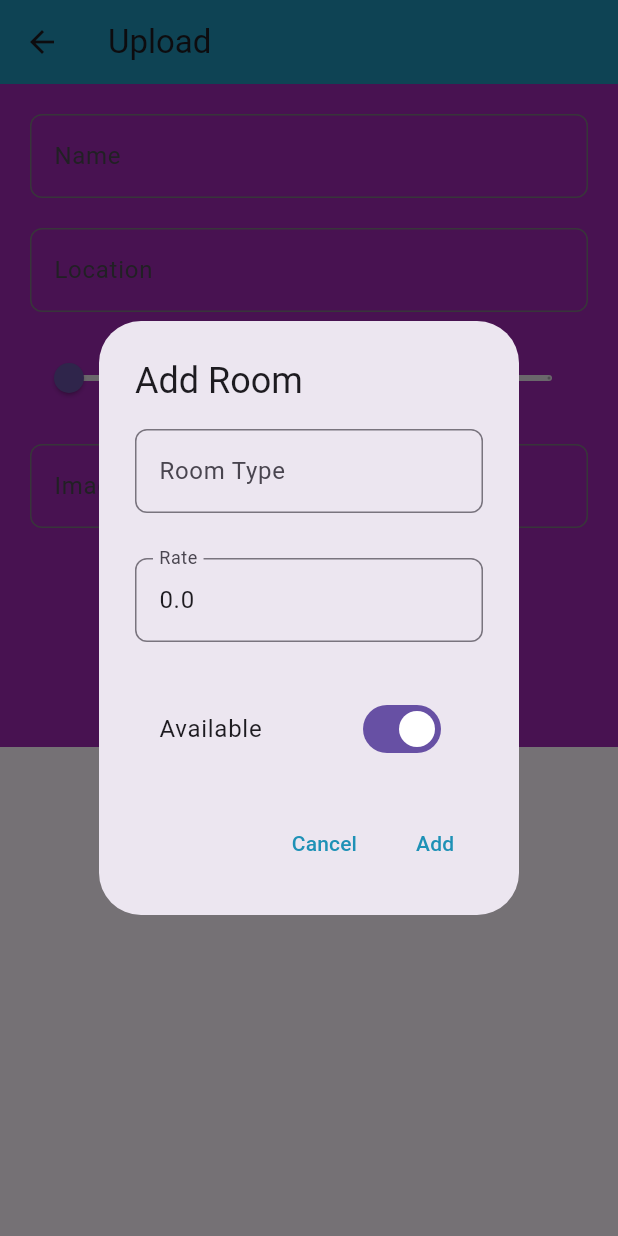
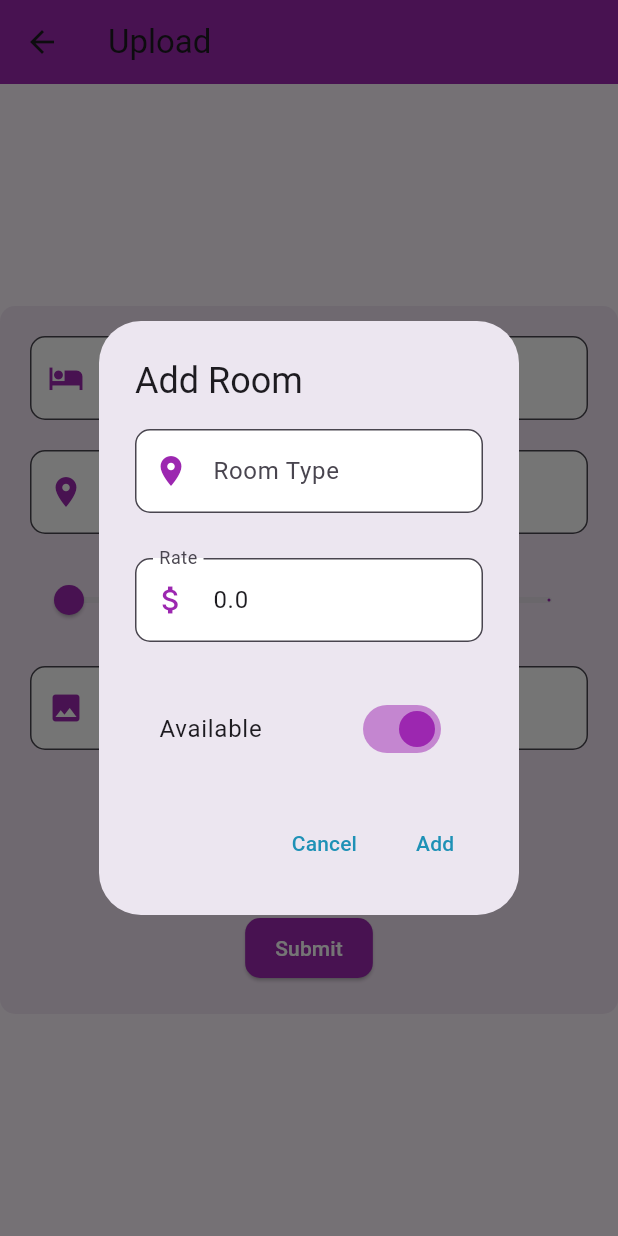
Before and after one commit to YourboiPrince/Hotel_Management, a Flutter app: the AddHotelScreen screen opened by its route, after a tap on "Add Room", on a phone screen of 412 x 824 dp. Run offline on Flutter 3.47's test engine with Material 3 defaults, Android fonts, the phone set to English and light mode, and no system bars; our stand-ins replace awesome_dialog, cloud_firestore, firebase_auth, firebase_core, flutter_iconly, smooth_page_indicator; accounts and stored records are empty; generated files the repository leaves out were written again.

```diff
--- a/lib/presentation/dashboard/add_hotels_screen.dart
+++ b/lib/presentation/dashboard/add_hotels_screen.dart
@@ -3,8 +3,7 @@ import 'package:provider/provider.dart';
 import 'package:hotel/domain/models/hotel_model.dart';
 import 'package:hotel/domain/models/room_model.dart';
 import 'package:hotel/presentation/home/home_screen.dart';
-
-import '../../providers/hotel_provider.dart';
+import 'package:hotel/providers/hotel_provider.dart';
 
 class AddHotelScreen extends StatefulWidget {
   const AddHotelScreen({super.key});
@@ -45,22 +44,32 @@ class _AddHotelScreenState extends State<AddHotelScreen> {
     return Scaffold(
       appBar: AppBar(
         title: const Text('Upload'),
+        backgroundColor: Colors.purple,
       ),
-      body: Container(
-        decoration: const BoxDecoration(
-          color: Colors.purple, // Set purple color as the background
-        ),
-        child: SingleChildScrollView(
-          padding: const EdgeInsets.all(20.0),
-          child: Center(
+      body: Center(
+        child: Container(
+          width: 450, // Set the width of the container
+          decoration: BoxDecoration(
+            color: Colors.purple[50], // Light purple background color
+            borderRadius: BorderRadius.circular(10),
+          ),
+          child: SingleChildScrollView(
+            padding: const EdgeInsets.all(20.0),
             child: Form(
               key: _formKey,
               child: Column(
                 mainAxisAlignment: MainAxisAlignment.center,
                 children: [
                   TextFormField(
-                    decoration: const InputDecoration(
+                    decoration: InputDecoration(
                       labelText: 'Name',
+                      prefixIcon: const Icon(Icons.hotel, color: Colors.purple),
+                      fillColor: Colors.white,
+                      filled: true,
+                      border: OutlineInputBorder(
+                        borderRadius: BorderRadius.circular(10.0),
+                        borderSide: const BorderSide(color: Colors.purple),
+                      ),
                     ),
                     controller: nameController,
                     validator: (value) {
@@ -70,12 +79,17 @@ class _AddHotelScreenState extends State<AddHotelScreen> {
                       return null;
                     },
                   ),
-                  const SizedBox(
-                    height: 20.0,
-                  ),
+                  const SizedBox(height: 20.0),
                   TextFormField(
-                    decoration: const InputDecoration(
+                    decoration: InputDecoration(
                       labelText: 'Location',
+                      prefixIcon: const Icon(Icons.location_on, color: Colors.purple),
+                      fillColor: Colors.white,
+                      filled: true,
+                      border: OutlineInputBorder(
+                        borderRadius: BorderRadius.circular(10.0),
+                        borderSide: const BorderSide(color: Colors.purple),
+                      ),
                     ),
                     controller: locationController,
                     validator: (value) {
@@ -85,25 +99,29 @@ class _AddHotelScreenState extends State<AddHotelScreen> {
                       return null;
                     },
                   ),
-                  const SizedBox(
-                    height: 20.0,
-                  ),
+                  const SizedBox(height: 20.0),
                   Slider(
                     value: rating,
                     min: 0.0,
                     max: 5.0,
                     divisions: 10,
+                    activeColor: Colors.purple,
                     label: 'Rating ($rating)',
                     onChanged: (newRating) {
                       setState(() => rating = newRating);
                     },
                   ),
-                  const SizedBox(
-                    height: 20.0,
-                  ),
+                  const SizedBox(height: 20.0),
                   TextFormField(
-                    decoration: const InputDecoration(
+                    decoration: InputDecoration(
                       labelText: 'Image URL',
+                      prefixIcon: const Icon(Icons.image, color: Colors.purple),
+                      fillColor: Colors.white,
+                      filled: true,
+                      border: OutlineInputBorder(
+                        borderRadius: BorderRadius.circular(10.0),
+                        borderSide: const BorderSide(color: Colors.purple),
+                      ),
                     ),
                     controller: imageUrlController,
                     validator: (value) {
@@ -113,10 +131,14 @@ class _AddHotelScreenState extends State<AddHotelScreen> {
                       return null;
                     },
                   ),
-                  const SizedBox(
-                    height: 10.0,
-                  ),
+                  const SizedBox(height: 10.0),
                   ElevatedButton(
+                    style: ElevatedButton.styleFrom(
+                      backgroundColor: Colors.purple,
+                      shape: RoundedRectangleBorder(
+                        borderRadius: BorderRadius.circular(10.0),
+                      ),
+                    ),
                     onPressed: () => showDialog(
                       context: context,
                       builder: (BuildContext context) {
@@ -128,8 +150,15 @@ class _AddHotelScreenState extends State<AddHotelScreen> {
                               mainAxisSize: MainAxisSize.min,
                               children: [
                                 TextFormField(
-                                  decoration: const InputDecoration(
+                                  decoration: InputDecoration(
                                     labelText: 'Room Type',
+                                    prefixIcon: const Icon(Icons.room, color: Colors.purple),
+                                    fillColor: Colors.white,
+                                    filled: true,
+                                    border: OutlineInputBorder(
+                                      borderRadius: BorderRadius.circular(10.0),
+                                      borderSide: const BorderSide(color: Colors.purple),
+                                    ),
                                   ),
                                   controller: type,
                                   validator: (value) {
@@ -139,33 +168,34 @@ class _AddHotelScreenState extends State<AddHotelScreen> {
                                     return null;
                                   },
                                 ),
-                                const SizedBox(
-                                  height: 30.0,
-                                ),
+                                const SizedBox(height: 30.0),
                                 TextFormField(
-                                  decoration: const InputDecoration(
+                                  decoration: InputDecoration(
                                     labelText: 'Rate',
+                                    prefixIcon: const Icon(Icons.attach_money, color: Colors.purple),
+                                    fillColor: Colors.white,
+                                    filled: true,
+                                    border: OutlineInputBorder(
+                                      borderRadius: BorderRadius.circular(10.0),
+                                      borderSide: const BorderSide(color: Colors.purple),
+                                    ),
                                   ),
                                   keyboardType: TextInputType.number,
-                                  controller: TextEditingController(
-                                      text: roomRate.toString()),
+                                  controller: TextEditingController(text: roomRate.toString()),
                                   validator: (value) {
                                     if (value == null || value.isEmpty) {
                                       return 'Please enter room rate';
                                     }
                                     return null;
                                   },
-                                  onSaved: (newValue) =>
-                                      roomRate = double.parse(newValue!),
+                                  onSaved: (newValue) => roomRate = double.parse(newValue!),
                                 ),
-                                const SizedBox(
-                                  height: 30.0,
-                                ),
+                                const SizedBox(height: 30.0),
                                 SwitchListTile(
                                   title: const Text('Available'),
                                   value: isRoomAvailable,
-                                  onChanged: (value) =>
-                                      setState(() => isRoomAvailable = value),
+                                  onChanged: (value) => setState(() => isRoomAvailable = value),
+                                  activeColor: Colors.purple,
                                 ),
                               ],
                             ),
@@ -176,7 +206,10 @@ class _AddHotelScreenState extends State<AddHotelScreen> {
                               child: const Text('Cancel'),
                             ),
                             TextButton(
-                              onPressed: addNewRoom,
+                              onPressed: () {
+                                addNewRoom();
+                                Navigator.pop(context);
+                              },
                               child: const Text('Add'),
                             ),
                           ],
@@ -185,6 +218,7 @@ class _AddHotelScreenState extends State<AddHotelScreen> {
                     ),
                     child: const Text('Add Room'),
                   ),
+                  const SizedBox(height: 10.0),
                   const Text('Rooms:'),
                   ListView.builder(
                     shrinkWrap: true,
@@ -197,7 +231,14 @@ class _AddHotelScreenState extends State<AddHotelScreen> {
                       );
                     },
                   ),
+                  const SizedBox(height: 20.0),
                   ElevatedButton(
+                    style: ElevatedButton.styleFrom(
+                      backgroundColor: Colors.purple,
+                      shape: RoundedRectangleBorder(
+                        borderRadius: BorderRadius.circular(10.0),
+                      ),
+                    ),
                     onPressed: () {
                       if (_formKey.currentState!.validate()) {
                         String name = nameController.text;
--- a/lib/presentation/home/home_screen.dart
+++ b/lib/presentation/home/home_screen.dart
@@ -392,7 +392,7 @@ class MyHomePage extends StatelessWidget {
                           context,
                           MaterialPageRoute(
                             builder: (context) =>
-                                  HotelRoomsScreen(hotel: hotel, Hotel: hotel,),
+                              HotelRoomsScreen(hotel: hotel),
                           ),
                         );
                         },
--- a/lib/presentation/home/hotel_rooms_screen.dart
+++ b/lib/presentation/home/hotel_rooms_screen.dart
@@ -1,12 +1,11 @@
 import 'package:flutter/material.dart';
 import 'package:hotel/domain/models/hotel_model.dart';
 import 'package:hotel/presentation/home/room_details_screen.dart';
-// import 'package:hotel/presentation/home/room_details_screen.dart';
 
 class HotelRoomsScreen extends StatelessWidget {
   final Hotel hotel;
 
-  const HotelRoomsScreen({super.key, required this.hotel, required Type Hotel});
+  const HotelRoomsScreen({Key? key, required this.hotel}) : super(key: key);
 
   @override
   Widget build(BuildContext context) {
```
Also changed, not shown: lib/presentation/authentication/screens/login_screen.dart (+4 -7 lines), lib/presentation/home/widgets/bottom_nav.dart (+7 -10 lines), lib/providers/search_provider.dart (added, +12 -0 lines). Lines whose indentation alone changed are shown as unchanged.
